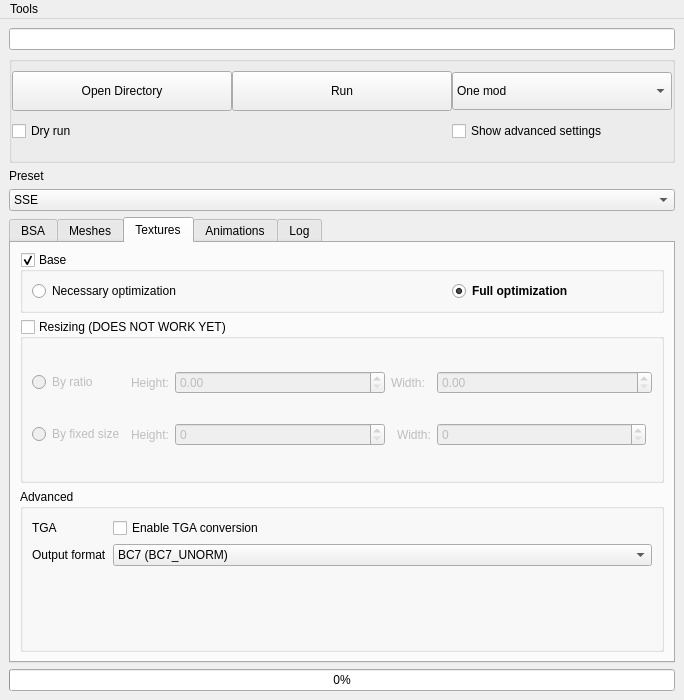
First picture: the form in src/MainWindow.ui, repository Guekka/cathedral-assets-optimizer, before the edit.
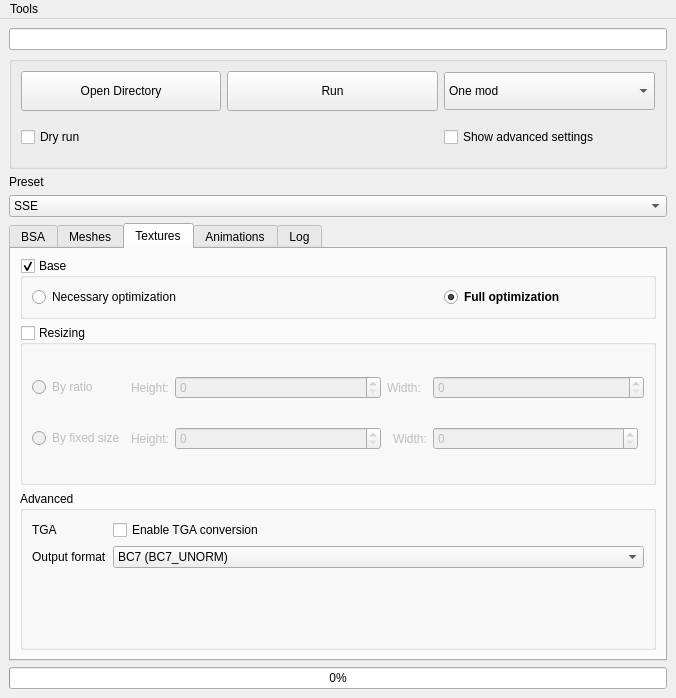
Second picture: the form after the edit. The open tabs and pages were chosen to show the change.

Commit message: Added the ability to resize textures.

What changed in the file:
```diff
--- a/src/MainWindow.ui
+++ b/src/MainWindow.ui
@@ -6,8 +6,8 @@
    <rect>
     <x>0</x>
     <y>0</y>
-    <width>684</width>
-    <height>700</height>
+    <width>676</width>
+    <height>698</height>
    </rect>
   </property>
   <property name="sizePolicy">
@@ -57,36 +57,49 @@
       <property name="flat">
        <bool>false</bool>
       </property>
-      <layout class="QGridLayout" name="gridLayout_3">
-       <property name="leftMargin">
-        <number>0</number>
-       </property>
-       <property name="topMargin">
-        <number>9</number>
-       </property>
-       <property name="rightMargin">
-        <number>0</number>
-       </property>
-       <property name="spacing">
-        <number>0</number>
-       </property>
-       <item row="0" column="1" alignment="Qt::AlignHCenter">
+      <layout class="QGridLayout" name="gridLayout_2">
+       <item row="0" column="0">
+        <widget class="QPushButton" name="userPathButton">
+         <property name="sizePolicy">
+          <sizepolicy hsizetype="Minimum" vsizetype="Fixed">
+           <horstretch>0</horstretch>
+           <verstretch>0</verstretch>
+          </sizepolicy>
+         </property>
+         <property name="minimumSize">
+          <size>
+           <width>0</width>
+           <height>40</height>
+          </size>
+         </property>
+         <property name="maximumSize">
+          <size>
+           <width>16777215</width>
+           <height>16777215</height>
+          </size>
+         </property>
+         <property name="text">
+          <string>Open Directory</string>
+         </property>
+        </widget>
+       </item>
+       <item row="0" column="1">
         <widget class="QPushButton" name="processButton">
          <property name="sizePolicy">
-          <sizepolicy hsizetype="Fixed" vsizetype="Fixed">
+          <sizepolicy hsizetype="Minimum" vsizetype="Fixed">
            <horstretch>0</horstretch>
            <verstretch>0</verstretch>
           </sizepolicy>
          </property>
          <property name="minimumSize">
           <size>
-           <width>220</width>
+           <width>0</width>
            <height>40</height>
           </size>
          </property>
          <property name="maximumSize">
           <size>
-           <width>230</width>
+           <width>16777215</width>
            <height>16777215</height>
           </size>
          </property>
@@ -95,23 +108,23 @@
          </property>
         </widget>
        </item>
-       <item row="0" column="2" alignment="Qt::AlignHCenter">
+       <item row="0" column="2">
         <widget class="QComboBox" name="modeChooserComboBox">
          <property name="sizePolicy">
-          <sizepolicy hsizetype="Fixed" vsizetype="Fixed">
+          <sizepolicy hsizetype="Minimum" vsizetype="Fixed">
            <horstretch>0</horstretch>
            <verstretch>0</verstretch>
           </sizepolicy>
          </property>
          <property name="minimumSize">
           <size>
-           <width>220</width>
+           <width>0</width>
            <height>38</height>
           </size>
          </property>
          <property name="maximumSize">
           <size>
-           <width>230</width>
+           <width>16777215</width>
            <height>16777215</height>
           </size>
          </property>
@@ -127,31 +140,6 @@
          </item>
         </widget>
        </item>
-       <item row="0" column="0" alignment="Qt::AlignHCenter">
-        <widget class="QPushButton" name="userPathButton">
-         <property name="sizePolicy">
-          <sizepolicy hsizetype="Fixed" vsizetype="Fixed">
-           <horstretch>0</horstretch>
-           <verstretch>0</verstretch>
-          </sizepolicy>
-         </property>
-         <property name="minimumSize">
-          <size>
-           <width>220</width>
-           <height>40</height>
-          </size>
-         </property>
-         <property name="maximumSize">
-          <size>
-           <width>230</width>
-           <height>16777215</height>
-          </size>
-         </property>
-         <property name="text">
-          <string>Open Directory</string>
-         </property>
-        </widget>
-       </item>
        <item row="1" column="0">
         <widget class="QCheckBox" name="dryRunCheckBox">
          <property name="sizePolicy">
@@ -850,7 +838,7 @@
         <item>
          <widget class="QGroupBox" name="texturesResizingGroupBox">
           <property name="title">
-           <string>Resizing (DOES NOT WORK YET)</string>
+           <string>Resizing</string>
           </property>
           <property name="checkable">
            <bool>true</bool>
@@ -946,7 +934,7 @@
             </widget>
            </item>
            <item row="0" column="2">
-            <widget class="QDoubleSpinBox" name="texturesResizingByRatioHeight">
+            <widget class="QSpinBox" name="texturesResizingByRatioHeight">
              <property name="sizePolicy">
               <sizepolicy hsizetype="MinimumExpanding" vsizetype="Fixed">
                <horstretch>0</horstretch>
@@ -956,7 +944,7 @@
             </widget>
            </item>
            <item row="0" column="5" colspan="2">
-            <widget class="QDoubleSpinBox" name="texturesResizingByRatioWidth">
+            <widget class="QSpinBox" name="texturesResizingByRatioWidth">
              <property name="sizePolicy">
               <sizepolicy hsizetype="MinimumExpanding" vsizetype="Fixed">
                <horstretch>0</horstretch>
@@ -1147,7 +1135,7 @@
     <rect>
      <x>0</x>
      <y>0</y>
-     <width>684</width>
+     <width>676</width>
      <height>20</height>
     </rect>
    </property>
```
Left out of the diff: 2 changed lines with no effect on the pictures. The commit also changes 6 other files.
